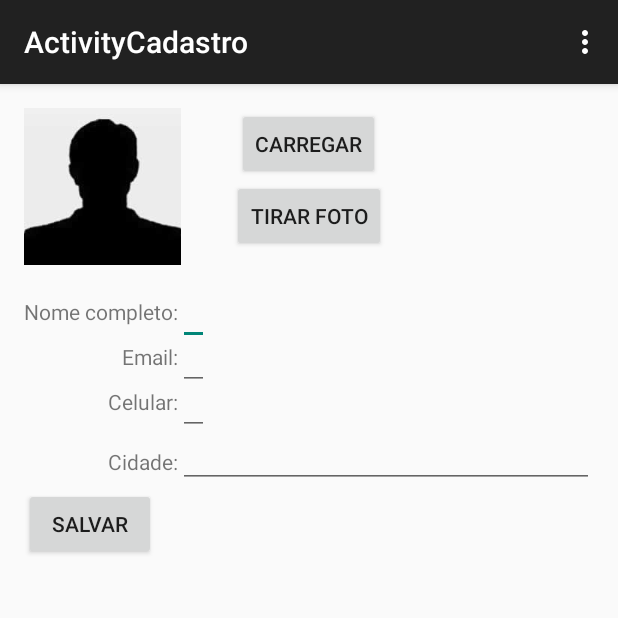
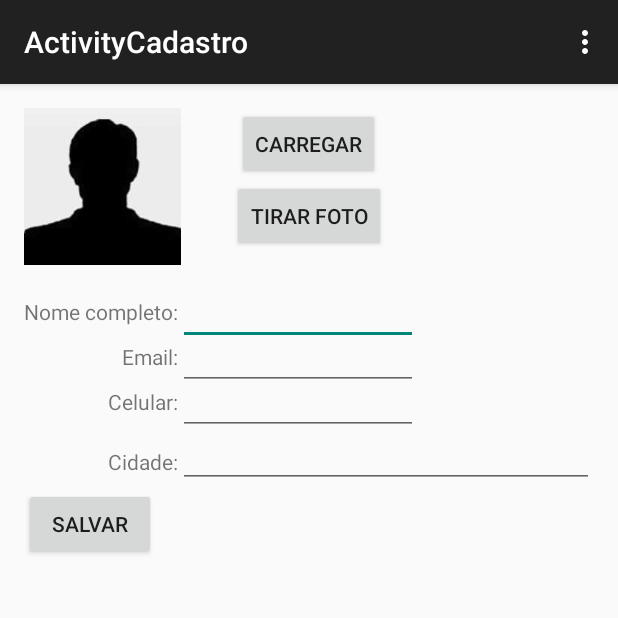
Before and after one commit to willgremio/trabAndroid, an Android app: the ActivityCadastro screen opened directly, with no data from a screen before it, on a phone screen of 412 x 824 dp, the top half of it. Run offline under Robolectric (Android 15) with nearby library versions, the phone set to English and light mode, and no system bars; our stand-ins replace Volley; network calls fail.

Commit message:
layout dos editText

```diff
--- a/VivaUnisc/app/src/main/res/layout/activity_activity_cadastro.xml
+++ b/VivaUnisc/app/src/main/res/layout/activity_activity_cadastro.xml
@@ -45,7 +45,7 @@
         android:layout_marginLeft="0pt"/>
 
     <EditText
-        android:layout_width="wrap_content"
+        android:layout_width="1in"
         android:layout_height="wrap_content"
         android:textAppearance="?android:attr/textAppearanceSmall"
         android:id="@+id/editTextNomeCompleto"
@@ -65,7 +65,7 @@
         android:layout_marginLeft="0pt"/>
 
     <EditText
-        android:layout_width="wrap_content"
+        android:layout_width="1in"
         android:layout_height="wrap_content"
         android:textAppearance="?android:attr/textAppearanceSmall"
         android:id="@+id/editTextEmail"
@@ -85,7 +85,7 @@
         android:layout_marginLeft="0pt"/>
 
     <EditText
-        android:layout_width="wrap_content"
+        android:layout_width="1in"
         android:layout_height="wrap_content"
         android:textAppearance="?android:attr/textAppearanceSmall"
         android:id="@+id/editTextCelular"
@@ -107,7 +107,6 @@
     <AutoCompleteTextView
         android:layout_width="fill_parent"
         android:layout_height="wrap_content"
-        android:text=""
         android:id="@+id/autocomplete"
         android:layout_below="@+id/buttonCarregar"
         android:layout_toRightOf="@+id/textViewEmail"
@@ -124,7 +123,7 @@
         android:layout_alignParentStart="true" />
 
     <TextView
-        android:layout_width="wrap_content"
+        android:layout_width="1in"
         android:layout_height="wrap_content"
         android:textAppearance="?android:attr/textAppearanceSmall"
         android:text=""
```
